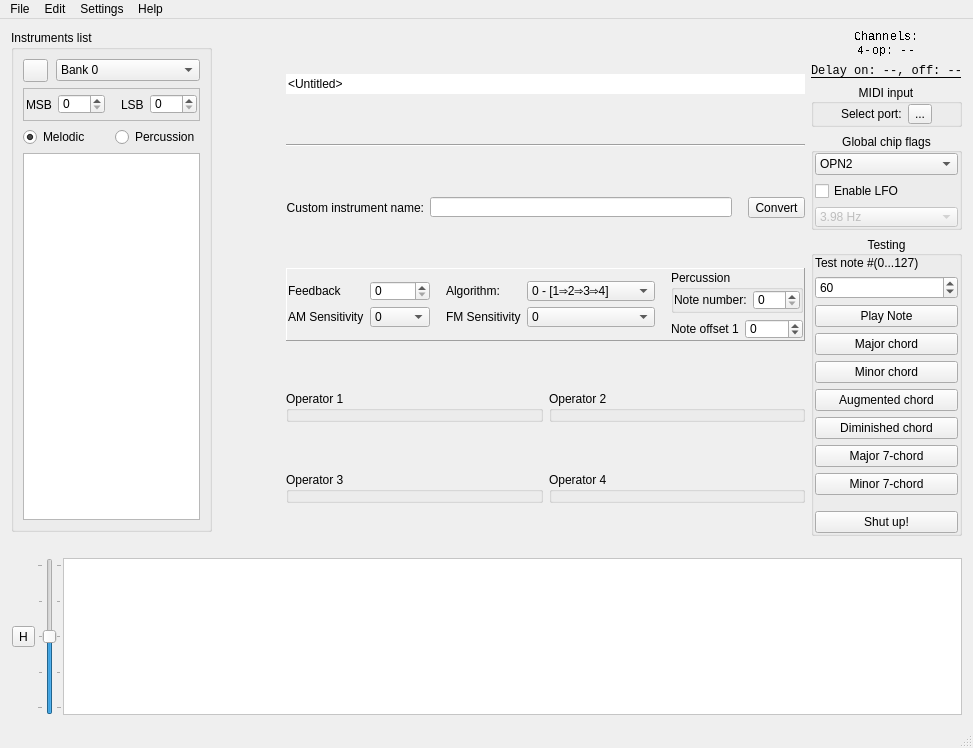
Qt form src/bank_editor.ui (Wohlstand/OPN2BankEditor) before a commit.
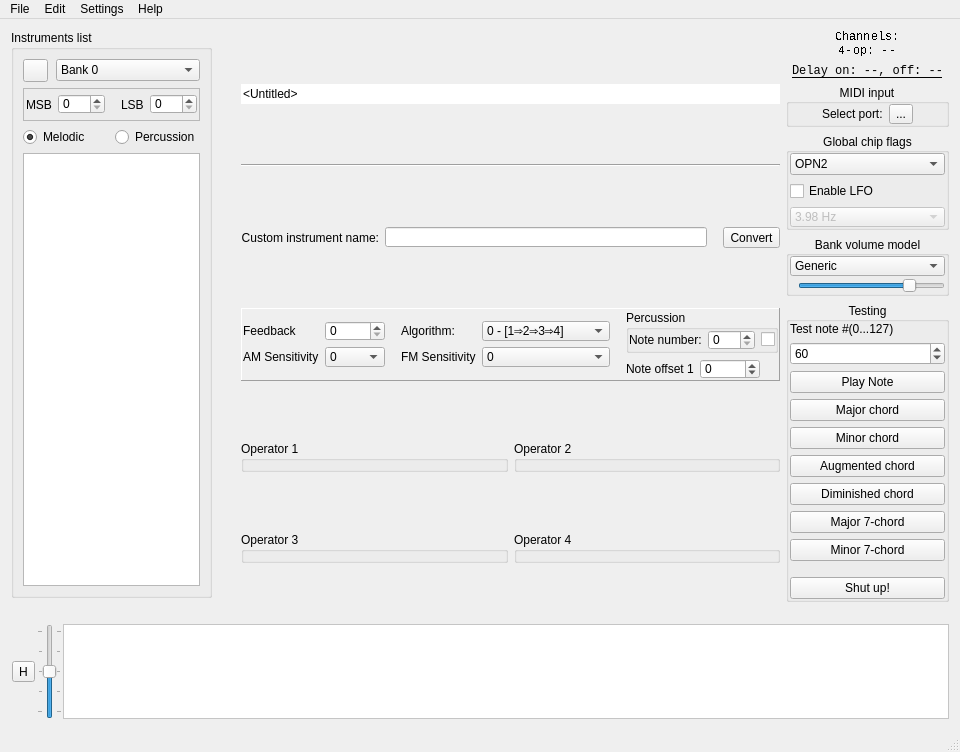
The same form after that commit. Icons and pictures are not drawn. Custom widgets are drawn as their Qt base class.

The edit to the form file:
```diff
--- a/src/bank_editor.ui
+++ b/src/bank_editor.ui
@@ -9,8 +9,8 @@
    <rect>
     <x>0</x>
     <y>0</y>
-    <width>973</width>
-    <height>748</height>
+    <width>960</width>
+    <height>752</height>
    </rect>
   </property>
   <property name="focusPolicy">
@@ -654,6 +654,28 @@
                       <property name="bottomMargin">
                        <number>0</number>
                       </property>
+                      <item row="0" column="1">
+                       <widget class="QSpinBox" name="perc_noteNum">
+                        <property name="sizePolicy">
+                         <sizepolicy hsizetype="Preferred" vsizetype="Fixed">
+                          <horstretch>0</horstretch>
+                          <verstretch>0</verstretch>
+                         </sizepolicy>
+                        </property>
+                        <property name="maximumSize">
+                         <size>
+                          <width>60</width>
+                          <height>20</height>
+                         </size>
+                        </property>
+                        <property name="toolTip">
+                         <string>&lt;html&gt;&lt;head/&gt;&lt;body&gt;&lt;p&gt;&lt;span style=&quot; font-weight:600;&quot;&gt;Fixed pitch note number&lt;/span&gt;&lt;/p&gt;&lt;p&gt;Instrument always plays the same note.&lt;/p&gt;&lt;p&gt;Recommended usage for the percussion instruments. If value is 0 - fixed pitch mode is disabled.&lt;/p&gt;&lt;/body&gt;&lt;/html&gt;</string>
+                        </property>
+                        <property name="maximum">
+                         <number>127</number>
+                        </property>
+                       </widget>
+                      </item>
                       <item row="0" column="0">
                        <widget class="QLabel" name="label_27">
                         <property name="toolTip">
@@ -664,25 +686,13 @@
                         </property>
                        </widget>
                       </item>
-                      <item row="0" column="1">
-                       <widget class="QSpinBox" name="perc_noteNum">
-                        <property name="sizePolicy">
-                         <sizepolicy hsizetype="Preferred" vsizetype="Fixed">
-                          <horstretch>0</horstretch>
-                          <verstretch>0</verstretch>
-                         </sizepolicy>
-                        </property>
-                        <property name="maximumSize">
-                         <size>
-                          <width>60</width>
-                          <height>20</height>
-                         </size>
-                        </property>
+                      <item row="0" column="2">
+                       <widget class="QCheckBox" name="fixedNote">
                         <property name="toolTip">
-                         <string>&lt;html&gt;&lt;head/&gt;&lt;body&gt;&lt;p&gt;&lt;span style=&quot; font-weight:600;&quot;&gt;Fixed pitch note number&lt;/span&gt;&lt;/p&gt;&lt;p&gt;Instrument always plays the same note.&lt;/p&gt;&lt;p&gt;Recommended usage for the percussion instruments. If value is 0 - fixed pitch mode is disabled.&lt;/p&gt;&lt;/body&gt;&lt;/html&gt;</string>
+                         <string>Fixed note tone</string>
                         </property>
-                        <property name="maximum">
-                         <number>127</number>
+                        <property name="text">
+                         <string/>
                         </property>
                        </widget>
                       </item>
@@ -1247,6 +1257,124 @@
             </layout>
            </widget>
           </item>
+          <item>
+           <widget class="QGroupBox" name="groupBox_4">
+            <property name="toolTip">
+             <string>&lt;p&gt;Declares a volume scale formula that will set physical volume level from a MIDI volume.&lt;/p&gt;
+&lt;p&gt;&lt;br/&gt;&lt;/p&gt;
+&lt;p&gt;&lt;b&gt;Generic&lt;/b&gt; - linear volume scale&lt;/p&gt;
+&lt;p&gt;&lt;b&gt;OPL3 Native&lt;/b&gt; - Logarithmic volume scale produced by OPL3 chip natively&lt;/p&gt;
+&lt;p&gt;&lt;b&gt;DMX&lt;/b&gt; - Indexed table of volumes that sets OPL volume by MIDI volume. Reproduces a bug of DMX that has an incorrect AM voices processing. Carrier voice has always 63.&lt;/p&gt;
+&lt;p&gt;&lt;b&gt;Apogee&lt;/b&gt; - Tuned logarithmic volume. Reproduces a bug of Apogee Sound System that has an incorrect AM voices processing.&lt;/p&gt;
+&lt;p&gt;&lt;b&gt;Win9x Driver&lt;/b&gt; - A short non-smooth indexed table, shorter in two times than possible OPL3 volume levels.&lt;/p&gt;
+&lt;p&gt;&lt;b&gt;DMX (Fixed AM)&lt;/b&gt; - The DMX volume model with a correct AM voices processing.&lt;/p&gt;
+&lt;p&gt;&lt;b&gt;Apogee (Fixed AM)&lt;/b&gt; - The Apogee volume model with a correct AM voices processing.&lt;/p&gt;
+</string>
+            </property>
+            <property name="title">
+             <string>Bank volume model</string>
+            </property>
+            <property name="alignment">
+             <set>Qt::AlignCenter</set>
+            </property>
+            <layout class="QVBoxLayout" name="verticalLayout_13">
+             <property name="spacing">
+              <number>2</number>
+             </property>
+             <property name="leftMargin">
+              <number>1</number>
+             </property>
+             <property name="topMargin">
+              <number>0</number>
+             </property>
+             <property name="rightMargin">
+              <number>1</number>
+             </property>
+             <property name="bottomMargin">
+              <number>0</number>
+             </property>
+             <item>
+              <widget class="QComboBox" name="volumeModel">
+               <property name="maximumSize">
+                <size>
+                 <width>16777215</width>
+                 <height>20</height>
+                </size>
+               </property>
+               <property name="focusPolicy">
+                <enum>Qt::NoFocus</enum>
+               </property>
+               <item>
+                <property name="text">
+                 <string>Generic</string>
+                </property>
+               </item>
+               <item>
+                <property name="text">
+                 <string>OPN Native</string>
+                </property>
+               </item>
+               <item>
+                <property name="text">
+                 <string notr="true">DMX</string>
+                </property>
+               </item>
+               <item>
+                <property name="text">
+                 <string notr="true">Apogee Sound System</string>
+                </property>
+               </item>
+               <item>
+                <property name="text">
+                 <string notr="true">Win9x SB16</string>
+                </property>
+               </item>
+              </widget>
+             </item>
+             <item>
+              <widget class="QFrame" name="frame_8">
+               <layout class="QHBoxLayout" name="horizontalLayout_21">
+                <property name="spacing">
+                 <number>1</number>
+                </property>
+                <property name="leftMargin">
+                 <number>0</number>
+                </property>
+                <property name="topMargin">
+                 <number>0</number>
+                </property>
+                <property name="rightMargin">
+                 <number>0</number>
+                </property>
+                <property name="bottomMargin">
+                 <number>0</number>
+                </property>
+                <item>
+                 <widget class="QLabel" name="label_43">
+                  <property name="pixmap">
+                   <pixmap resource="../../OPL3BankEditor/src/resources/resources.qrc">:/aportpti.png</pixmap>
+                  </property>
+                 </widget>
+                </item>
+                <item>
+                 <widget class="QSlider" name="volumeSlider">
+                  <property name="maximum">
+                   <number>127</number>
+                  </property>
+                  <property name="value">
+                   <number>100</number>
+                  </property>
+                  <property name="orientation">
+                   <enum>Qt::Horizontal</enum>
+                  </property>
+                 </widget>
+                </item>
+               </layout>
+              </widget>
+             </item>
+            </layout>
+           </widget>
+          </item>
           <item>
            <widget class="QGroupBox" name="testNoteBox">
             <property name="title">
@@ -1583,8 +1711,8 @@
     <rect>
      <x>0</x>
      <y>0</y>
-     <width>973</width>
-     <height>19</height>
+     <width>960</width>
+     <height>20</height>
     </rect>
    </property>
    <widget class="QMenu" name="menuFile">
```
Left out of the diff: 1 changed line with no effect on the pictures.
